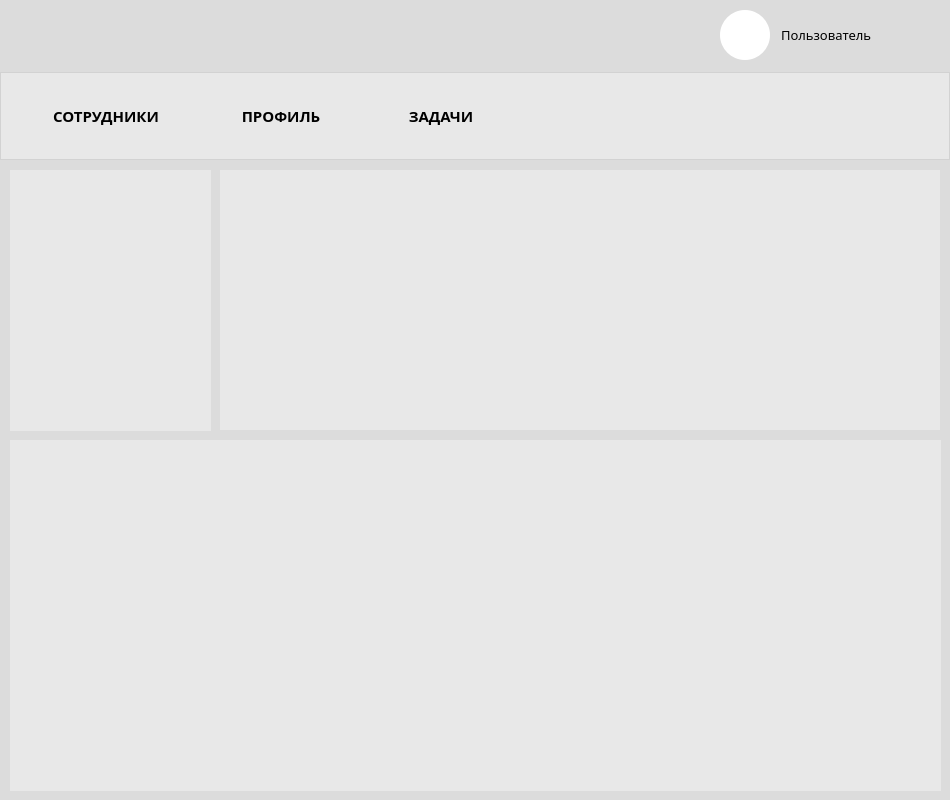
Old version of the form src/QueueRedMainWindow.ui in the repository Percyvalle/QueueRed.
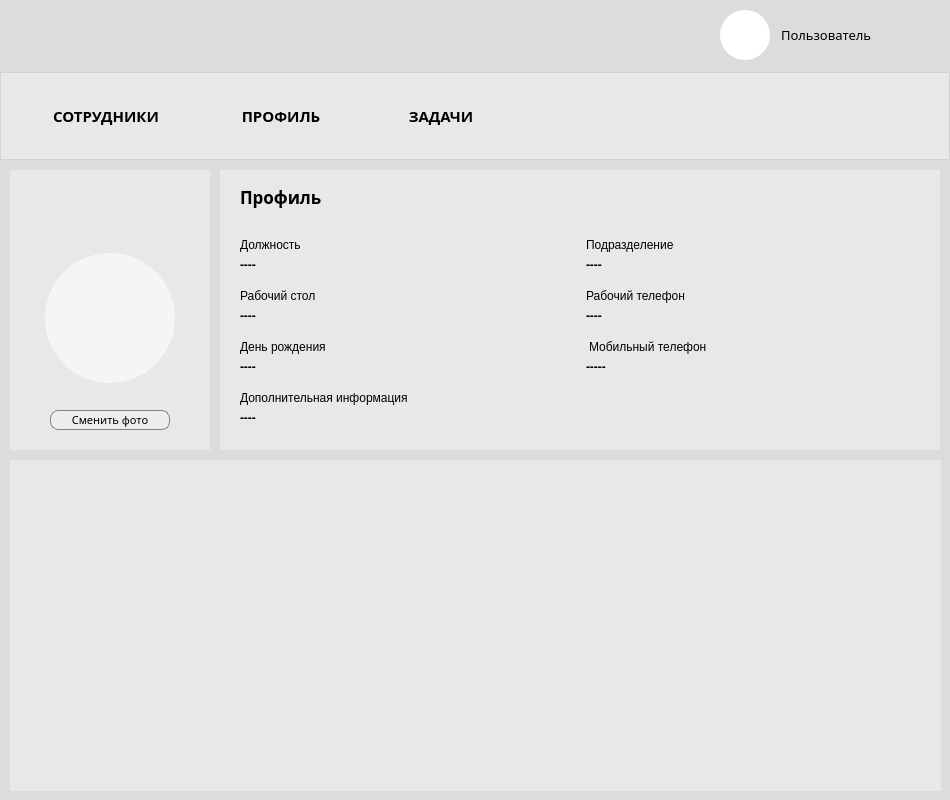
New version of the form. The open tabs and pages were chosen to show the change. Icons and pictures are not drawn.

What changed in the file:
```diff
--- a/src/QueueRedMainWindow.ui
+++ b/src/QueueRedMainWindow.ui
@@ -453,8 +453,8 @@
        <rect>
         <x>10</x>
         <y>10</y>
-        <width>201</width>
-        <height>261</height>
+        <width>200</width>
+        <height>280</height>
        </rect>
       </property>
       <property name="styleSheet">
@@ -466,6 +466,150 @@
       <property name="frameShadow">
        <enum>QFrame::Raised</enum>
       </property>
+      <layout class="QVBoxLayout" name="verticalLayout_3">
+       <property name="topMargin">
+        <number>5</number>
+       </property>
+       <item>
+        <widget class="QLabel" name="profile_main_name">
+         <property name="maximumSize">
+          <size>
+           <width>16777215</width>
+           <height>60</height>
+          </size>
+         </property>
+         <property name="font">
+          <font>
+           <family>Bahnschrift SemiBold</family>
+           <pointsize>12</pointsize>
+          </font>
+         </property>
+         <property name="styleSheet">
+          <string notr="true">background: rgba(245, 245, 245,0%);  border: 0;</string>
+         </property>
+         <property name="text">
+          <string/>
+         </property>
+         <property name="alignment">
+          <set>Qt::AlignCenter</set>
+         </property>
+         <property name="wordWrap">
+          <bool>true</bool>
+         </property>
+        </widget>
+       </item>
+       <item>
+        <layout class="QHBoxLayout" name="horizontalLayout_3">
+         <item>
+          <widget class="QLabel" name="profile_main_photo">
+           <property name="minimumSize">
+            <size>
+             <width>130</width>
+             <height>130</height>
+            </size>
+           </property>
+           <property name="maximumSize">
+            <size>
+             <width>130</width>
+             <height>130</height>
+            </size>
+           </property>
+           <property name="styleSheet">
+            <string notr="true">background: rgba(245, 245, 245,100%);  border-radius: 65;</string>
+           </property>
+           <property name="text">
+            <string/>
+           </property>
+          </widget>
+         </item>
+        </layout>
+       </item>
+       <item>
+        <spacer name="verticalSpacer">
+         <property name="orientation">
+          <enum>Qt::Vertical</enum>
+         </property>
+         <property name="sizeType">
+          <enum>QSizePolicy::Maximum</enum>
+         </property>
+         <property name="sizeHint" stdset="0">
+          <size>
+           <width>20</width>
+           <height>15</height>
+          </size>
+         </property>
+        </spacer>
+       </item>
+       <item>
+        <layout class="QHBoxLayout" name="horizontalLayout_12">
+         <property name="spacing">
+          <number>0</number>
+         </property>
+         <item>
+          <widget class="QPushButton" name="profile_main_set_photo">
+           <property name="minimumSize">
+            <size>
+             <width>120</width>
+             <height>20</height>
+            </size>
+           </property>
+           <property name="maximumSize">
+            <size>
+             <width>120</width>
+             <height>20</height>
+            </size>
+           </property>
+           <property name="font">
+            <font>
+             <family>Bahnschrift SemiBold</family>
+             <pointsize>8</pointsize>
+             <bold>false</bold>
+            </font>
+           </property>
+           <property name="styleSheet">
+            <string notr="true">QPushButton{background: rgba(245, 245, 245,50%);  border: 1 solid grey; border-radius: 8;}
+QPushButton::hover{background: grey;  border: 1 solid grey; border-radius: 8;}</string>
+           </property>
+           <property name="text">
+            <string>Сменить фото</string>
+           </property>
+          </widget>
+         </item>
+        </layout>
+       </item>
+       <item>
+        <spacer name="verticalSpacer_4">
+         <property name="orientation">
+          <enum>Qt::Vertical</enum>
+         </property>
+         <property name="sizeType">
+          <enum>QSizePolicy::Maximum</enum>
+         </property>
+         <property name="sizeHint" stdset="0">
+          <size>
+           <width>20</width>
+           <height>5</height>
+          </size>
+         </property>
+        </spacer>
+       </item>
+       <item>
+        <spacer name="verticalSpacer_2">
+         <property name="orientation">
+          <enum>Qt::Vertical</enum>
+         </property>
+         <property name="sizeType">
+          <enum>QSizePolicy::Maximum</enum>
+         </property>
+         <property name="sizeHint" stdset="0">
+          <size>
+           <width>20</width>
+           <height>0</height>
+          </size>
+         </property>
+        </spacer>
+       </item>
+      </layout>
      </widget>
      <widget class="QFrame" name="frame_3">
       <property name="geometry">
@@ -473,7 +617,7 @@
         <x>220</x>
         <y>10</y>
         <width>720</width>
-        <height>260</height>
+        <height>280</height>
        </rect>
       </property>
       <property name="styleSheet">
@@ -485,14 +629,480 @@
       <property name="frameShadow">
        <enum>QFrame::Raised</enum>
       </property>
+      <layout class="QVBoxLayout" name="verticalLayout_4">
+       <property name="spacing">
+        <number>0</number>
+       </property>
+       <property name="leftMargin">
+        <number>20</number>
+       </property>
+       <item>
+        <widget class="QLabel" name="label_2">
+         <property name="maximumSize">
+          <size>
+           <width>16777215</width>
+           <height>24</height>
+          </size>
+         </property>
+         <property name="font">
+          <font>
+           <family>Bahnschrift SemiBold</family>
+           <pointsize>13</pointsize>
+           <bold>true</bold>
+          </font>
+         </property>
+         <property name="focusPolicy">
+          <enum>Qt::NoFocus</enum>
+         </property>
+         <property name="styleSheet">
+          <string notr="true">background: rgba(245, 245, 245,0%);  border: 0;</string>
+         </property>
+         <property name="text">
+          <string>Профиль</string>
+         </property>
+        </widget>
+       </item>
+       <item>
+        <spacer name="verticalSpacer_3">
+         <property name="orientation">
+          <enum>Qt::Vertical</enum>
+         </property>
+         <property name="sizeType">
+          <enum>QSizePolicy::Maximum</enum>
+         </property>
+         <property name="sizeHint" stdset="0">
+          <size>
+           <width>20</width>
+           <height>10</height>
+          </size>
+         </property>
+        </spacer>
+       </item>
+       <item>
+        <layout class="QVBoxLayout" name="verticalLayout_5">
+         <property name="spacing">
+          <number>0</number>
+         </property>
+         <property name="topMargin">
+          <number>5</number>
+         </property>
+         <item>
+          <layout class="QHBoxLayout" name="horizontalLayout_6">
+           <property name="topMargin">
+            <number>5</number>
+           </property>
+           <item>
+            <widget class="QLabel" name="label_3">
+             <property name="minimumSize">
+              <size>
+               <width>0</width>
+               <height>20</height>
+              </size>
+             </property>
+             <property name="maximumSize">
+              <size>
+               <width>16777215</width>
+               <height>20</height>
+              </size>
+             </property>
+             <property name="styleSheet">
+              <string notr="true">background: rgba(245, 245, 245,0%);  border: 0;</string>
+             </property>
+             <property name="text">
+              <string>Должность</string>
+             </property>
+            </widget>
+           </item>
+           <item>
+            <widget class="QLabel" name="label_4">
+             <property name="minimumSize">
+              <size>
+               <width>0</width>
+               <height>20</height>
+              </size>
+             </property>
+             <property name="maximumSize">
+              <size>
+               <width>16777215</width>
+               <height>20</height>
+              </size>
+             </property>
+             <property name="styleSheet">
+              <string notr="true">background: rgba(245, 245, 245,0%);  border: 0;</string>
+             </property>
+             <property name="text">
+              <string>Подразделение</string>
+             </property>
+            </widget>
+           </item>
+          </layout>
+         </item>
+         <item>
+          <layout class="QHBoxLayout" name="horizontalLayout_7">
+           <item>
+            <widget class="QLabel" name="profile_main_position">
+             <property name="minimumSize">
+              <size>
+               <width>0</width>
+               <height>20</height>
+              </size>
+             </property>
+             <property name="maximumSize">
+              <size>
+               <width>16777215</width>
+               <height>20</height>
+              </size>
+             </property>
+             <property name="font">
+              <font>
+               <bold>true</bold>
+              </font>
+             </property>
+             <property name="styleSheet">
+              <string notr="true">background: rgba(245, 245, 245,0%);  border: 0;</string>
+             </property>
+             <property name="text">
+              <string>----</string>
+             </property>
+            </widget>
+           </item>
+           <item>
+            <widget class="QLabel" name="profile_main_subdivision">
+             <property name="minimumSize">
+              <size>
+               <width>0</width>
+               <height>20</height>
+              </size>
+             </property>
+             <property name="maximumSize">
+              <size>
+               <width>16777215</width>
+               <height>20</height>
+              </size>
+             </property>
+             <property name="font">
+              <font>
+               <bold>true</bold>
+              </font>
+             </property>
+             <property name="styleSheet">
+              <string notr="true">background: rgba(245, 245, 245,0%);  border: 0;</string>
+             </property>
+             <property name="text">
+              <string>----</string>
+             </property>
+            </widget>
+           </item>
+          </layout>
+         </item>
+        </layout>
+       </item>
+       <item>
+        <layout class="QVBoxLayout" name="verticalLayout_6">
+         <property name="spacing">
+          <number>0</number>
+         </property>
+         <property name="topMargin">
+          <number>5</number>
+         </property>
+         <item>
+          <layout class="QHBoxLayout" name="horizontalLayout_8">
+           <item>
+            <widget class="QLabel" name="label_7">
+             <property name="minimumSize">
+              <size>
+               <width>0</width>
+               <height>20</height>
+              </size>
+             </property>
+             <property name="maximumSize">
+              <size>
+               <width>16777215</width>
+               <height>20</height>
+              </size>
+             </property>
+             <property name="styleSheet">
+              <string notr="true">background: rgba(245, 245, 245,0%);  border: 0;</string>
+             </property>
+             <property name="text">
+              <string>Рабочий стол</string>
+             </property>
+            </widget>
+           </item>
+           <item>
+            <widget class="QLabel" name="label_8">
+             <property name="minimumSize">
+              <size>
+               <width>0</width>
+               <height>20</height>
+              </size>
+             </property>
+             <property name="maximumSize">
+              <size>
+               <width>16777215</width>
+               <height>20</height>
+              </size>
+             </property>
+             <property name="styleSheet">
+              <string notr="true">background: rgba(245, 245, 245,0%);  border: 0;</string>
+             </property>
+             <property name="text">
+              <string>Рабочий телефон</string>
+             </property>
+            </widget>
+           </item>
+          </layout>
+         </item>
+         <item>
+          <layout class="QHBoxLayout" name="horizontalLayout_9">
+           <item>
+            <widget class="QLabel" name="profile_main_workplace">
+             <property name="minimumSize">
+              <size>
+               <width>0</width>
+               <height>20</height>
+              </size>
+             </property>
+             <property name="maximumSize">
+              <size>
+               <width>16777215</width>
+               <height>20</height>
+              </size>
+             </property>
+             <property name="font">
+              <font>
+               <bold>true</bold>
+              </font>
+             </property>
+             <property name="styleSheet">
+              <string notr="true">background: rgba(245, 245, 245,0%);  border: 0;</string>
+             </property>
+             <property name="text">
+              <string>----</string>
+             </property>
+            </widget>
+           </item>
+           <item>
+            <widget class="QLabel" name="profile_main_workphone">
+             <property name="minimumSize">
+              <size>
+               <width>0</width>
+               <height>20</height>
+              </size>
+             </property>
+             <property name="maximumSize">
+              <size>
+               <width>16777215</width>
+               <height>20</height>
+              </size>
+             </property>
+             <property name="font">
+              <font>
+               <bold>true</bold>
+              </font>
+             </property>
+             <property name="styleSheet">
+              <string notr="true">background: rgba(245, 245, 245,0%);  border: 0;</string>
+             </property>
+             <property name="text">
+              <string>----</string>
+             </property>
+            </widget>
+           </item>
+          </layout>
+         </item>
+        </layout>
+       </item>
+       <item>
+        <layout class="QVBoxLayout" name="verticalLayout_7">
+         <property name="spacing">
+          <number>0</number>
+         </property>
+         <property name="topMargin">
+          <number>5</number>
+         </property>
+         <item>
+          <layout class="QHBoxLayout" name="horizontalLayout_11">
+           <property name="spacing">
+            <number>7</number>
+           </property>
+           <item>
+            <widget class="QLabel" name="label_14">
+             <property name="minimumSize">
+              <size>
+               <width>0</width>
+               <height>20</height>
+              </size>
+             </property>
+             <property name="maximumSize">
+              <size>
+               <width>16777215</width>
+               <height>20</height>
+              </size>
+             </property>
+             <property name="styleSheet">
+              <string notr="true">background: rgba(245, 245, 245,0%);  border: 0;</string>
+             </property>
+             <property name="text">
+              <string>День рождения</string>
+             </property>
+            </widget>
+           </item>
+           <item>
+            <widget class="QLabel" name="label_13">
+             <property name="minimumSize">
+              <size>
+               <width>0</width>
+               <height>20</height>
+              </size>
+             </property>
+             <property name="maximumSize">
+              <size>
+               <width>16777215</width>
+               <height>20</height>
+              </size>
+             </property>
+             <property name="styleSheet">
+              <string notr="true">background: rgba(245, 245, 245,0%);  border: 0;</string>
+             </property>
+             <property name="text">
+              <string>Мобильный телефон</string>
+             </property>
+            </widget>
+           </item>
+          </layout>
+         </item>
+         <item>
+          <layout class="QHBoxLayout" name="horizontalLayout_10">
+           <item>
+            <widget class="QLabel" name="profile_main_birthday">
+             <property name="minimumSize">
+              <size>
+               <width>0</width>
+               <height>20</height>
+              </size>
+             </property>
+             <property name="maximumSize">
+              <size>
+               <width>16777215</width>
+               <height>20</height>
+              </size>
+             </property>
+             <property name="font">
+              <font>
+               <bold>true</bold>
+              </font>
+             </property>
+             <property name="styleSheet">
+              <string notr="true">background: rgba(245, 245, 245,0%);  border: 0;</string>
+             </property>
+             <property name="text">
+              <string>----</string>
+             </property>
+            </widget>
+           </item>
+           <item>
+            <widget class="QLabel" name="profile_main_phone">
+             <property name="minimumSize">
+              <size>
+               <width>0</width>
+               <height>20</height>
+              </size>
+             </property>
+             <property name="maximumSize">
+              <size>
+               <width>16777215</width>
+               <height>20</height>
+              </size>
+             </property>
+             <property name="font">
+              <font>
+               <bold>true</bold>
+              </font>
+             </property>
+             <property name="styleSheet">
+              <string notr="true">background: rgba(245, 245, 245,0%);  border: 0;</string>
+             </property>
+             <property name="text">
+              <string>-----</string>
+             </property>
+            </widget>
+           </item>
+          </layout>
+         </item>
+        </layout>
+       </item>
+       <item>
+        <layout class="QVBoxLayout" name="verticalLayout_9">
+         <property name="spacing">
+          <number>0</number>
+         </property>
+         <property name="topMargin">
+          <number>5</number>
+         </property>
+         <property name="bottomMargin">
+          <number>5</number>
+         </property>
+         <item>
+          <widget class="QLabel" name="label_15">
+           <property name="minimumSize">
+            <size>
+             <width>0</width>
+             <height>20</height>
+            </size>
+           </property>
+           <property name="maximumSize">
+            <size>
+             <width>16777215</width>
+             <height>20</height>
+            </size>
+           </property>
+           <property name="styleSheet">
+            <string notr="true">background: rgba(245, 245, 245,0%);  border: 0;</string>
+           </property>
+           <property name="text">
+            <string>Дополнительная информация</string>
+           </property>
+          </widget>
+         </item>
+         <item>
+          <widget class="QLabel" name="profile_main_addinfo">
+           <property name="minimumSize">
+            <size>
+             <width>0</width>
+             <height>20</height>
+            </size>
+           </property>
+           <property name="maximumSize">
+            <size>
+             <width>16777215</width>
+             <height>20</height>
+            </size>
+           </property>
+           <property name="font">
+            <font>
+             <bold>true</bold>
+            </font>
+           </property>
+           <property name="styleSheet">
+            <string notr="true">background: rgba(245, 245, 245,0%);  border: 0;</string>
+           </property>
+           <property name="text">
+            <string>----</string>
+           </property>
+          </widget>
+         </item>
+        </layout>
+       </item>
+      </layout>
      </widget>
      <widget class="QFrame" name="frame_4">
       <property name="geometry">
        <rect>
         <x>10</x>
-        <y>280</y>
+        <y>300</y>
         <width>931</width>
-        <height>351</height>
+        <height>331</height>
        </rect>
       </property>
       <property name="styleSheet">
```
Left out of the diff: 4 changed lines with no effect on the pictures.
